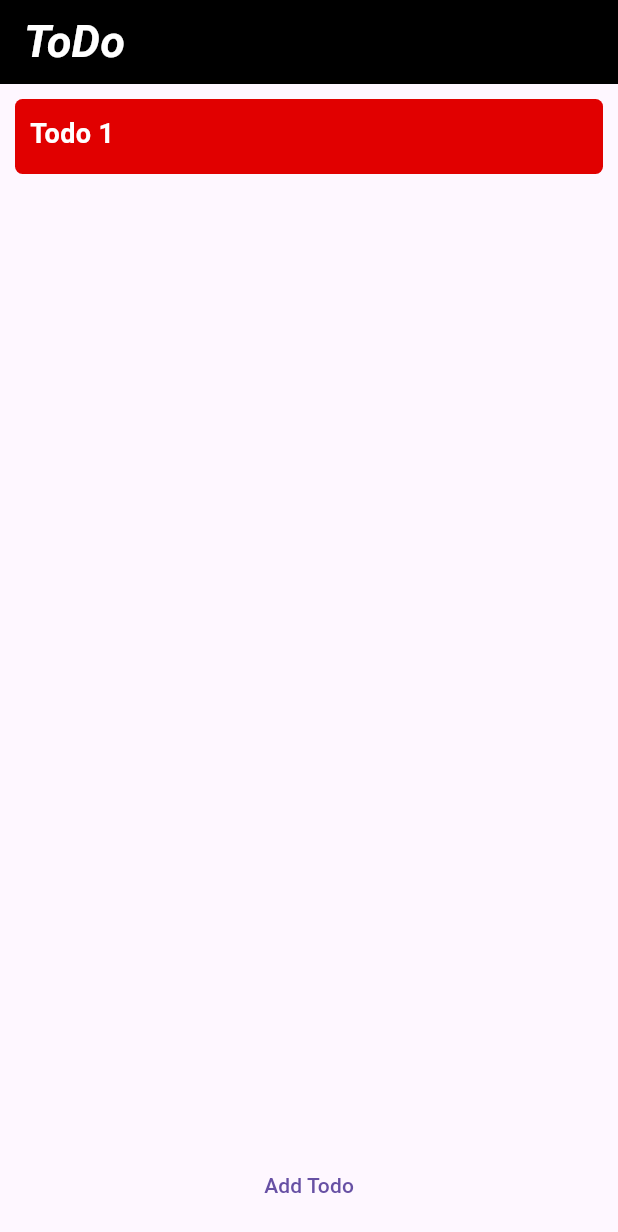
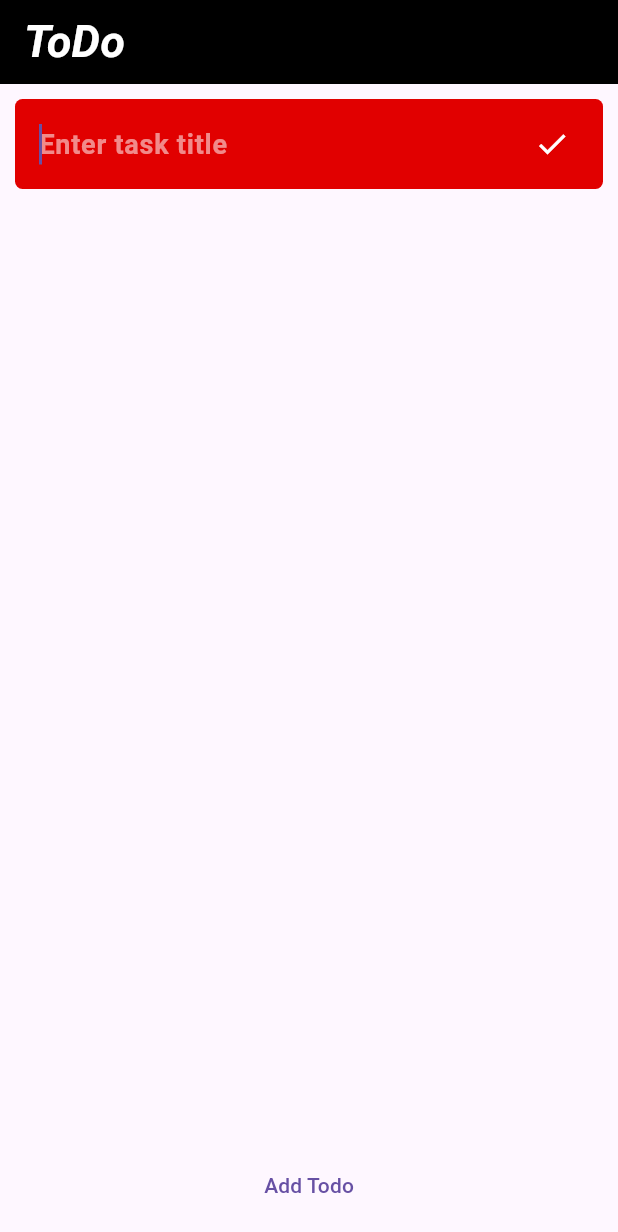
Before and after one commit to SkepticDude/todo, a Flutter app: the screen it shows after launch, after a tap on "Add Todo", on a phone screen of 412 x 824 dp. Shown: the top 1232 px of the screen. Run offline on Flutter 3.47's test engine with Material 3 defaults, Android fonts, the phone set to English and light mode, and no system bars.

Commit message:
functional-todo-without-local-storage

```diff
--- a/lib/components/todo_item.dart
+++ b/lib/components/todo_item.dart
@@ -1,32 +1,105 @@
 import 'package:flutter/material.dart';
+import 'package:todo/types/todo_task.dart';
 
 class TodoItem extends StatefulWidget {
-  final String title;
-  final Color color;
-  const TodoItem({super.key, required this.title, required this.color});
+  final TodoTask todoTask;
+  final Function(TodoTask) onChange;
+
+  const TodoItem({super.key, required this.todoTask, required this.onChange});
 
   @override
   State<TodoItem> createState() => _TodoItemState();
 }
 
 class _TodoItemState extends State<TodoItem> {
+  bool isEditing = true;
+  late TextEditingController _titleController;
+  late FocusNode _focusNode;
+
+  @override
+  void initState() {
+    super.initState();
+    _titleController = TextEditingController(text: widget.todoTask.title);
+    _focusNode = FocusNode();
+    _focusNode.requestFocus();
+  }
+
+  @override
+  void dispose() {
+    _titleController.dispose();
+    _focusNode.dispose();
+    super.dispose();
+  }
+
+  void _enterEditMode() {
+    setState(() {
+      isEditing = true;
+    });
+    // Request focus to the TextField
+    _focusNode.requestFocus();
+  }
+
+  void _applyChanges() {
+    setState(() {
+      isEditing = false;
+    });
+    widget.onChange(widget.todoTask.copyWith(title: _titleController.text));
+  }
+
   @override
   Widget build(BuildContext context) {
     return Container(
       decoration: BoxDecoration(
-        color: widget.color,
+        color: widget.todoTask.color,
         borderRadius: BorderRadius.circular(5),
       ),
-      height: 50,
+      padding: const EdgeInsets.symmetric(horizontal: 10),
+      child: Row(
+        children: [
+          Expanded(
+            child:
+                isEditing
+                    ? Container(
+                      padding: const EdgeInsets.all(6),
+                      child: TextField(
+                        controller: _titleController,
+                        focusNode: _focusNode,
+                        style: const TextStyle(
+                          fontSize: 18,
+                          color: Colors.white,
+                          fontWeight: FontWeight.w700,
+                        ),
+                        decoration: const InputDecoration(
+                          border: InputBorder.none,
+                          hintText: "Enter task title",
+                          hintStyle: TextStyle(color: Colors.white54),
+                        ),
+                      ),
+                    )
+                    : GestureDetector(
+                      onTap: _enterEditMode,
+                      child: Container(
                         padding: const EdgeInsets.all(10),
                         child: Text(
-        widget.title,
-        style: TextStyle(
+                          widget.todoTask.title,
+                          style: const TextStyle(
                             fontSize: 18,
                             color: Colors.white,
                             fontWeight: FontWeight.w700,
                           ),
                         ),
+                      ),
+                    ),
+          ),
+          isEditing
+              ? IconButton(
+                icon: const Icon(Icons.check, color: Colors.white),
+                onPressed: _applyChanges,
+                alignment: Alignment.center,
+              )
+              : const SizedBox(),
+        ],
+      ),
     );
   }
 }
--- /dev/null
+++ b/lib/models/todo_data.dart
@@ -0,0 +1,86 @@
+import 'dart:convert';
+import 'dart:io';
+import '../types/todo_task.dart';
+
+class TodoData {
+  final Map<String, List<TodoTask>> _data = {};
+
+  Future<File> _getDatabaseFile() async {
+    // final directory = await getApplicationDocumentsDirectory();
+    return File('./data/todo_data.json');
+  }
+
+  Future<void> _loadData() async {
+    final file = await _getDatabaseFile();
+    if (await file.exists()) {
+      final content = await file.readAsString();
+      final jsonData = json.decode(content) as Map<String, dynamic>;
+      _data.clear();
+      jsonData.forEach((date, tasks) {
+        _data[date] =
+            (tasks as List)
+                .map(
+                  (task) => TodoTask(
+                    title: task['title'],
+                    description: task['description'],
+                    color: task['color'],
+                    createdAt: DateTime.parse(task['createdAt']),
+                    isCompleted: task['isCompleted'],
+                  ),
+                )
+                .toList();
+      });
+    }
+  }
+
+  Future<void> _saveData() async {
+    final file = await _getDatabaseFile();
+    final jsonData = _data.map(
+      (date, tasks) => MapEntry(
+        date,
+        tasks
+            .map(
+              (task) => {
+                'title': task.title,
+                'description': task.description,
+                'color': task.color.toARGB32(),
+                'createdAt': task.createdAt.toIso8601String(),
+                'isCompleted': task.isCompleted,
+              },
+            )
+            .toList(),
+      ),
+    );
+    await file.writeAsString(json.encode(jsonData));
+  }
+
+  Future<List<TodoTask>> getTasks(String date) async {
+    await _loadData();
+    return _data[date] ?? [];
+  }
+
+  Future<void> addTask(String date, TodoTask task) async {
+    final today = DateTime.now();
+    if (DateTime.parse(
+      date,
+    ).isBefore(DateTime(today.year, today.month, today.day))) {
+      throw Exception("Cannot add tasks to past dates.");
+    }
+    await _loadData();
+    _data.putIfAbsent(date, () => []);
+    _data[date]!.add(task);
+    await _saveData();
+  }
+
+  Future<void> updateTask(String date, int taskId, TodoTask updatedTask) async {
+    await _loadData();
+    if (_data.containsKey(date) &&
+        taskId >= 0 &&
+        taskId < _data[date]!.length) {
+      _data[date]![taskId] = updatedTask;
+      await _saveData();
+    } else {
+      throw Exception("Task not found for the given date and ID.");
+    }
+  }
+}
--- a/lib/screens/home/home_body.dart
+++ b/lib/screens/home/home_body.dart
@@ -1,5 +1,6 @@
 import 'package:flutter/material.dart';
 import 'package:todo/components/todo_item.dart';
+import 'package:todo/types/todo_task.dart';
 
 const colors = [
   Color.fromARGB(255, 225, 0, 0),
@@ -19,17 +20,30 @@ class HomeBody extends StatefulWidget {
 }
 
 class _HomeBodyState extends State<HomeBody> {
+  final List<TodoTask> todoTasks = [];
+
   void onPressed() {
-    int index = todoItems.length;
-    Color getItemColor = colors.elementAt(index % colors.length);
+    int index = todoTasks.length;
     setState(() {
-      todoItems.add(
-        TodoItem(title: "Todo ${todoItems.length + 1}", color: getItemColor),
+      todoTasks.add(
+        TodoTask(
+          title: "",
+          description: "Description",
+          color: colors.elementAt(index % colors.length),
+          createdAt: DateTime.now(),
+        ),
       );
     });
   }
 
-  final List<TodoItem> todoItems = [];
+  void _updateTodoTask(int index, TodoTask updatedTask) {
+    setState(() {
+      todoTasks[index] = updatedTask;
+    });
+
+    // Future: Add logic here to update the database or local storage
+    // Example: await database.updateTodoTask(updatedTask);
+  }
 
   @override
   Widget build(BuildContext context) {
@@ -40,8 +54,13 @@ class _HomeBodyState extends State<HomeBody> {
         children: [
           Expanded(
             child: ListView.separated(
-              itemCount: todoItems.length,
-              itemBuilder: (context, index) => todoItems[index],
+              itemCount: todoTasks.length,
+              itemBuilder:
+                  (context, index) => TodoItem(
+                    todoTask: todoTasks[index],
+                    onChange:
+                        (updatedTask) => _updateTodoTask(index, updatedTask),
+                  ),
               separatorBuilder: (context, index) => const SizedBox(height: 10),
             ),
           ),
--- /dev/null
+++ b/lib/types/todo_task.dart
@@ -0,0 +1,34 @@
+import 'package:flutter/material.dart';
+
+class TodoTask {
+  final String title;
+  final String description;
+  final Color color;
+  final DateTime createdAt;
+  final bool isCompleted;
+
+  TodoTask({
+    required this.title,
+    required this.description,
+    required this.color,
+    required this.createdAt,
+    this.isCompleted = false,
+  });
+
+  // Add a copyWith method
+  TodoTask copyWith({
+    String? title,
+    String? description,
+    Color? color,
+    DateTime? createdAt,
+    bool? isCompleted,
+  }) {
+    return TodoTask(
+      title: title ?? this.title,
+      description: description ?? this.description,
+      color: color ?? this.color,
+      createdAt: createdAt ?? this.createdAt,
+      isCompleted: isCompleted ?? this.isCompleted,
+    );
+  }
+}
```
Also changed, not shown: lib/data/todo_data.json (added). Lines whose indentation alone changed are shown as unchanged.
